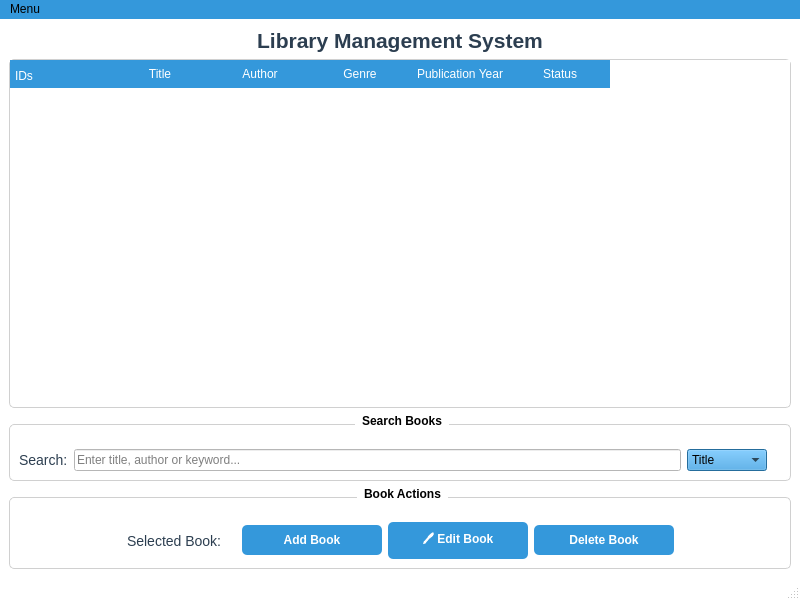
This is AdminPanel.ui in Leo-the-Limitless/SmartLib_Final_Project as Qt 5 draws it before an edit. The edited form follows.
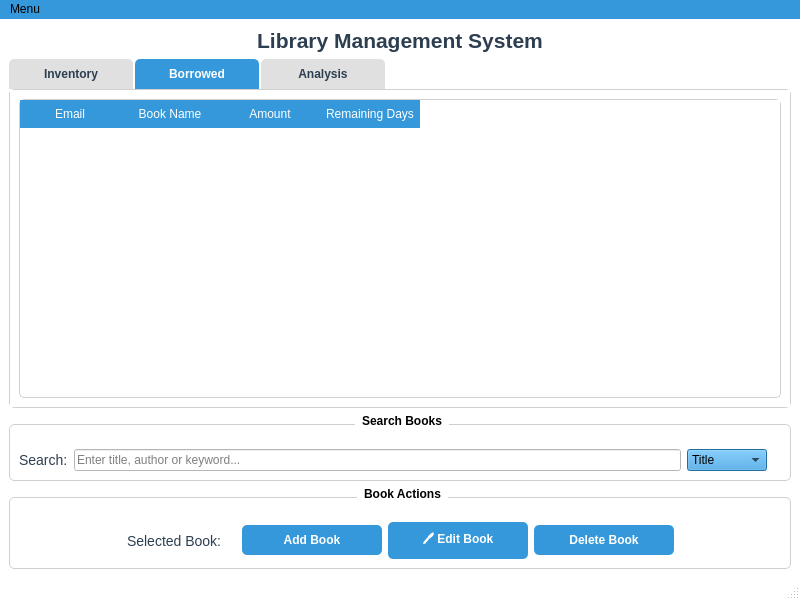
This is the edited form. The open tabs and pages were chosen to show the change. Icons and pictures are not drawn.

Commit message: Add borrowed books panel to the user mainwindow and all its functions

```diff
--- a/AdminPanel.ui
+++ b/AdminPanel.ui
@@ -93,6 +93,32 @@
 QMessabeBox{
 	color:black;
 	background-color:white;
+}
+
+QTabWidget::pane { 
+    border: 1px solid #d0d0d0;
+    border-radius: 5px;
+    background-color: white;
+}
+
+QTabBar::tab {
+    background-color: #e0e0e0;
+    color: #2c3e50;
+    border-top-left-radius: 5px;
+    border-top-right-radius: 5px;
+    min-width: 100px;
+    padding: 8px 12px;
+    margin-right: 2px;
+    font-weight: bold;
+}
+
+QTabBar::tab:selected {
+    background-color: #3498db;
+    color: white;
+}
+
+QTabBar::tab:hover:!selected {
+    background-color: #d0d0d0;
 }</string>
   </property>
   <widget class="QWidget" name="centralwidget">
@@ -113,6 +139,22 @@
      </widget>
     </item>
     <item>
+     <widget class="QTabWidget" name="tabWidget">
+      <property name="tabPosition">
+       <enum>QTabWidget::TabPosition::North</enum>
+      </property>
+      <property name="tabShape">
+       <enum>QTabWidget::TabShape::Rounded</enum>
+      </property>
+      <property name="currentIndex">
+       <number>2</number>
+      </property>
+      <widget class="QWidget" name="tabBooks">
+       <attribute name="title">
+        <string>Inventory</string>
+       </attribute>
+       <layout class="QVBoxLayout" name="verticalLayoutBooks">
+        <item>
      <widget class="QTableWidget" name="booksTableWidget">
       <property name="alternatingRowColors">
        <bool>true</bool>
@@ -127,9 +169,6 @@
        <property name="text">
         <string>IDs</string>
        </property>
-       <property name="textAlignment">
-        <set>AlignJustify|AlignBottom</set>
-       </property>
       </column>
       <column>
        <property name="text">
@@ -158,6 +197,60 @@
       </column>
      </widget>
     </item>
+       </layout>
+      </widget>
+      <widget class="QWidget" name="tabBorrowed">
+       <attribute name="title">
+        <string>Borrowed</string>
+       </attribute>
+       <layout class="QVBoxLayout" name="verticalLayoutBorrowed">
+        <item>
+         <widget class="QTableWidget" name="borrowedBooksTableWidget">
+          <property name="alternatingRowColors">
+           <bool>true</bool>
+          </property>
+          <property name="selectionMode">
+           <enum>QAbstractItemView::SelectionMode::SingleSelection</enum>
+          </property>
+          <property name="selectionBehavior">
+           <enum>QAbstractItemView::SelectionBehavior::SelectRows</enum>
+          </property>
+          <column>
+           <property name="text">
+            <string>Email</string>
+           </property>
+          </column>
+          <column>
+           <property name="text">
+            <string>Book Name</string>
+           </property>
+          </column>
+          <column>
+           <property name="text">
+            <string>Amount</string>
+           </property>
+          </column>
+          <column>
+           <property name="text">
+            <string>Remaining Days</string>
+           </property>
+          </column>
+         </widget>
+        </item>
+       </layout>
+      </widget>
+      <widget class="QWidget" name="tabAnalysis">
+       <attribute name="title">
+        <string>Analysis</string>
+       </attribute>
+       <layout class="QVBoxLayout" name="verticalLayoutAnalysis">
+        <item>
+         <widget class="QWidget" name="chartContainer" native="true"/>
+        </item>
+       </layout>
+      </widget>
+     </widget>
+    </item>
     <item>
      <widget class="QGroupBox" name="groupBoxSearch">
       <property name="styleSheet">
```
Left out of the diff: 7 changed lines with no effect on the pictures. Lines whose indentation alone changed are shown as unchanged. The commit also changes 26 other files.
